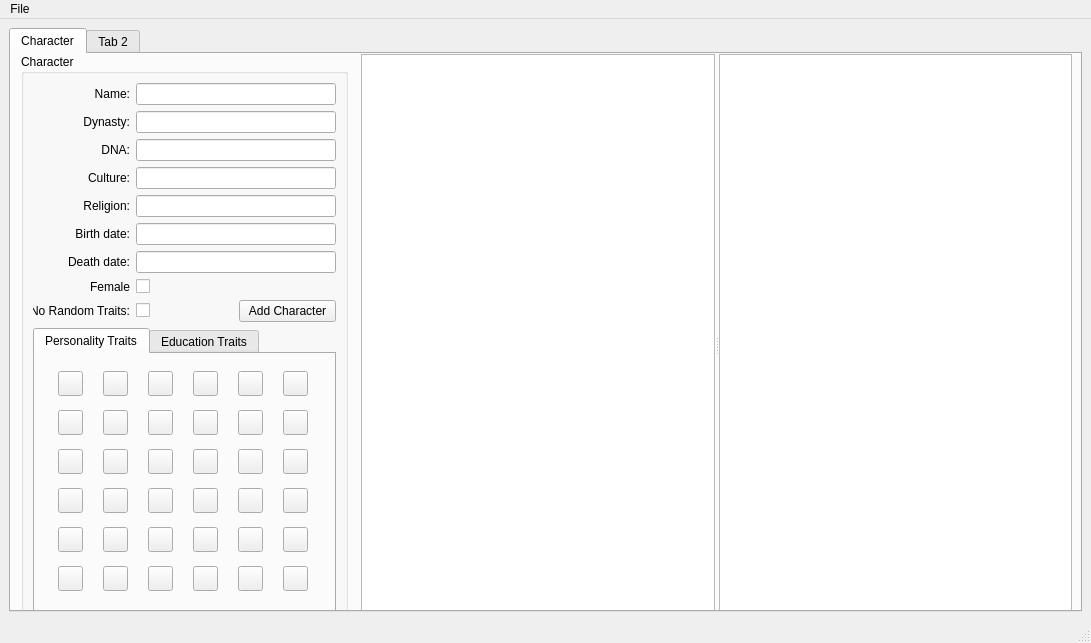
theivefjord/ck3-historical-character-creator, file mainwindow.ui: the form before one commit.
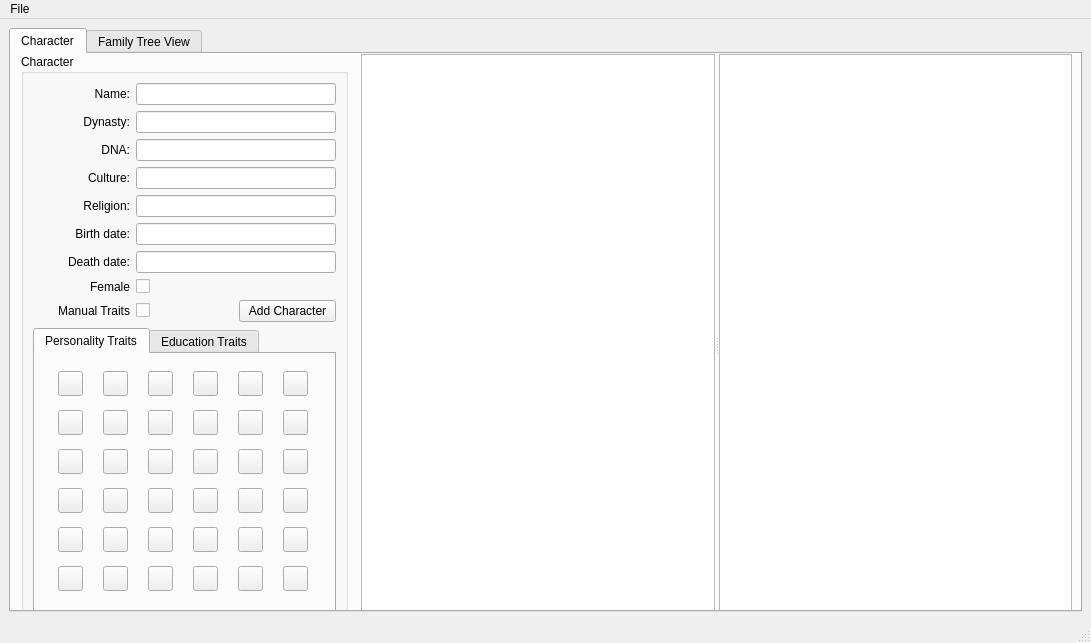
The form after the commit. Icons and pictures are not drawn.

Patch:
```diff
--- a/mainwindow.ui
+++ b/mainwindow.ui
@@ -21,6 +21,18 @@
        <number>0</number>
       </property>
       <widget class="QWidget" name="tab">
+       <property name="sizePolicy">
+        <sizepolicy hsizetype="Minimum" vsizetype="Minimum">
+         <horstretch>0</horstretch>
+         <verstretch>0</verstretch>
+        </sizepolicy>
+       </property>
+       <property name="minimumSize">
+        <size>
+         <width>1069</width>
+         <height>552</height>
+        </size>
+       </property>
        <attribute name="title">
         <string>Character</string>
        </attribute>
@@ -197,7 +209,7 @@
             <enum>Qt::LayoutDirection::LeftToRight</enum>
            </property>
            <property name="text">
-            <string>No Random Traits:</string>
+            <string>Manual Traits</string>
            </property>
            <property name="alignment">
             <set>Qt::AlignmentFlag::AlignRight|Qt::AlignmentFlag::AlignTrailing|Qt::AlignmentFlag::AlignVCenter</set>
@@ -2511,7 +2523,7 @@
       </widget>
       <widget class="QWidget" name="tab_2">
        <attribute name="title">
-        <string>Tab 2</string>
+        <string>Family Tree View</string>
        </attribute>
        <widget class="QGraphicsView" name="familyTreeView">
         <property name="geometry">
```
